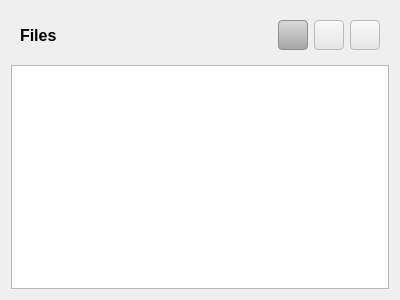
Before: the Qt Designer form ui/filelistwidget.ui in clannable/tagdictionary, drawn with Qt 5.
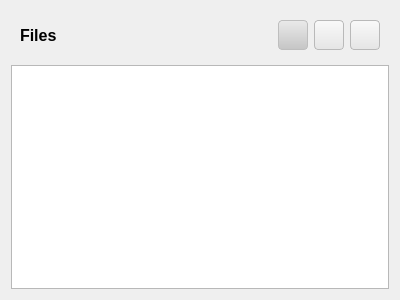
After: the same form once the commit is applied. Icons and pictures are not drawn.

Diff of the .ui file:
```diff
--- a/ui/filelistwidget.ui
+++ b/ui/filelistwidget.ui
@@ -45,9 +45,9 @@
 }
 
 QPushButton:disabled, QToolButton:disabled {
-	background: qlineargradient(x1: 0, y1: 0, x2: 0, y2: 1, stop: 0 #dadada, stop: 1 #a5a5a5);
-	border-color: #8e8e8e;
-	color: #9a9a9a;
+	background: qlineargradient(x1: 0, y1: 0, x2: 0, y2: 1, stop: 0 #eaeaea, stop: 1 #c5c5c5);
+	border-color: #bebebe;
+	color: #bebebe;
 }</string>
      </property>
      <layout class="QHBoxLayout" name="horizontalLayout">
```
